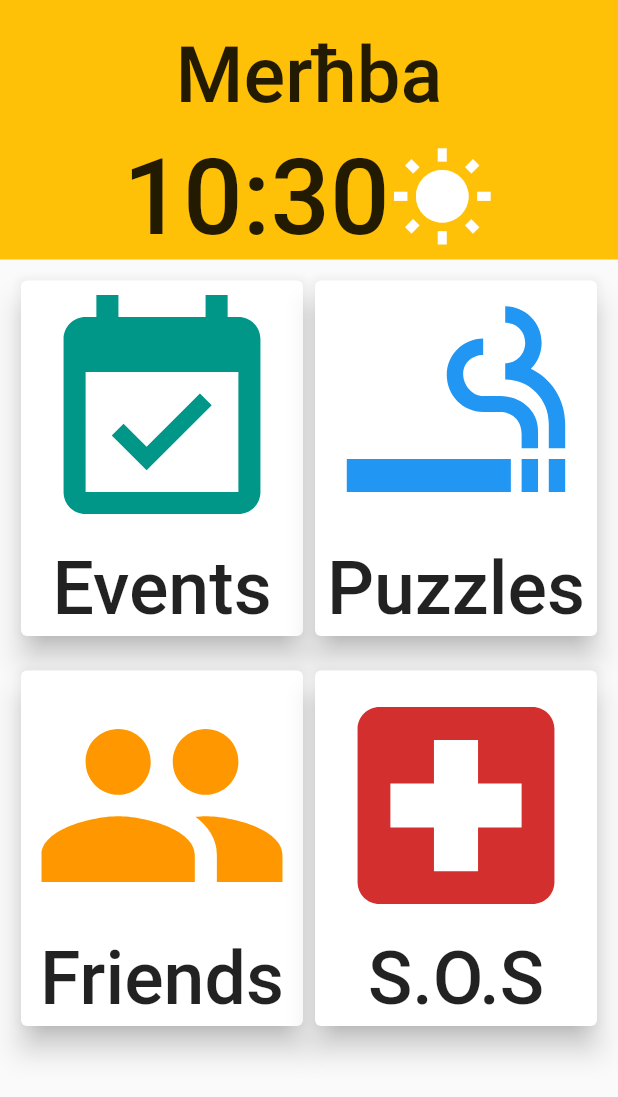
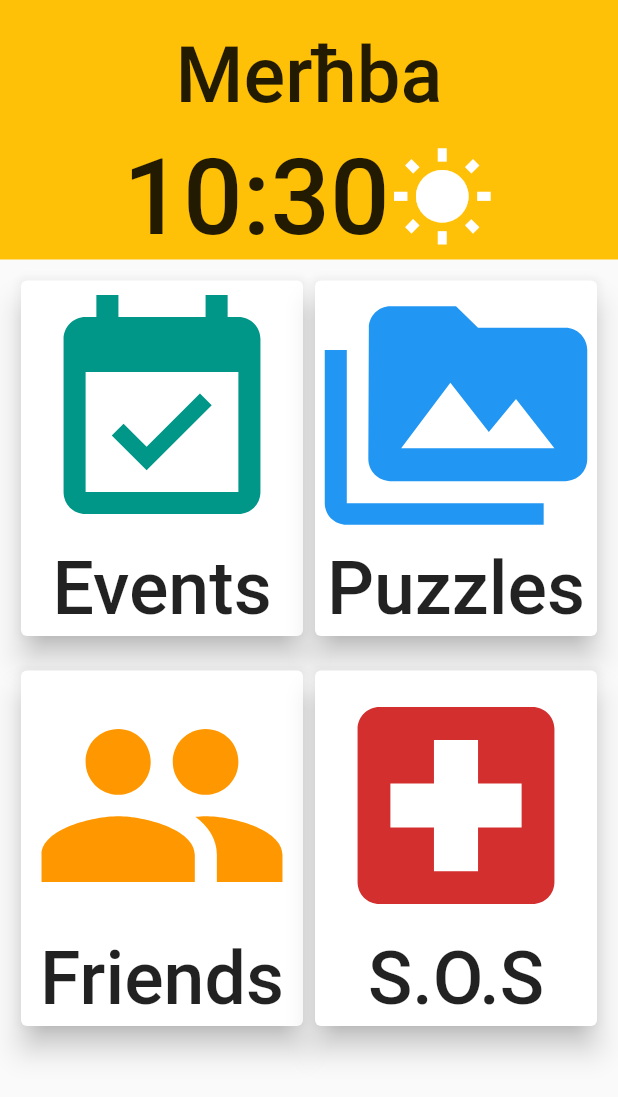
Before and after one commit to TeamDoubleHelix/OPA, a Flutter app: the HomeScreen screen opened directly with empty values, on a phone screen of 412 x 824 dp. Shown: the top 1097 px of the screen. Run offline on Flutter 3.47's test engine with Material 2 defaults, Android fonts, the phone set to English and light mode, and no system bars; missing offline and left inert: tts; Roboto replaces fonts that are missing (Helvetica).

Commit message:
last one before sleep

```diff
--- a/lib/homeScreen.dart
+++ b/lib/homeScreen.dart
@@ -1,18 +1,37 @@
 
-
+import 'dart:async';
 import 'package:flutter/material.dart';
 import 'package:opa/Friends.dart';
 import 'package:opa/Time.dart';
 import 'package:opa/button.dart';
 
 import 'package:opa/sosPage.dart';
+import 'package:tts/tts.dart';
 
-class HomeScreen extends StatelessWidget {
+
+class HomeScreen extends StatefulWidget {
 HomeScreen(this.name);
 final String name;
   @override
+  _HomeScreenState createState() => _HomeScreenState();
+}
+
+class _HomeScreenState extends State<HomeScreen> {
+
+
+
+speak() async {
+  setState(() {
+      Tts.speak("a");
+  });
+
+}
+
+
+
+  @override
   Widget build(BuildContext context) {
-    var dateTime = new DateTime.now();
+
     return Scaffold(
       body: Column(
         children: <Widget>[
@@ -22,7 +41,7 @@ final String name;
                 Padding(
                   padding: const EdgeInsets.fromLTRB(0.0, 20.0, 0.0, 10.0),
                   child: Text(
-                    "Merħba $name",
+                    "Merħba ${widget.name}",
                     textAlign: TextAlign.center,
                     style: Theme.of(context).textTheme.body2,
                     textScaleFactor: 3.7,
@@ -58,10 +77,14 @@ final String name;
             crossAxisCount: 2,
             childAspectRatio: 0.8,
             children: <Widget>[
+
+
+
               MyButton(
-                  Icons.event_available, Colors.teal, 'Events', false, () {}),
+
+                  Icons.event_available, Colors.teal, 'Events', false, speak,),
               MyButton(
-                  Icons.smoking_rooms, Colors.blue, 'Puzzles', false, () {}),
+                Icons.perm_media, Colors.blue, 'Puzzles', false, () {}),
               MyButton(Icons.people, Colors.orange, 'Friends',
                   false, () {
                      Navigator.push(context, MaterialPageRoute( builder: (context)=> Friends()));
--- a/pubspec.yaml
+++ b/pubspec.yaml
@@ -24,7 +24,7 @@ dependencies:
   # Use with the CupertinoIcons class for iOS style icons.
   cupertino_icons: ^0.1.2
   intl: 0.15.7
-
+  tts: ^1.0.2
 dev_dependencies:
   flutter_test:
     sdk: flutter
@@ -44,6 +44,7 @@ flutter:
   # To add assets to your application, add an assets section, like this:
   assets:
    - assets/output.gif
+   - assets/puzzle.png
   #  - images/a_dot_ham.jpeg
 
   # An image asset can refer to one or more resolution-specific "variants", see
```
Also changed, not shown: assets/puzzle.png (added), pubspec.lock, 1 other file.
